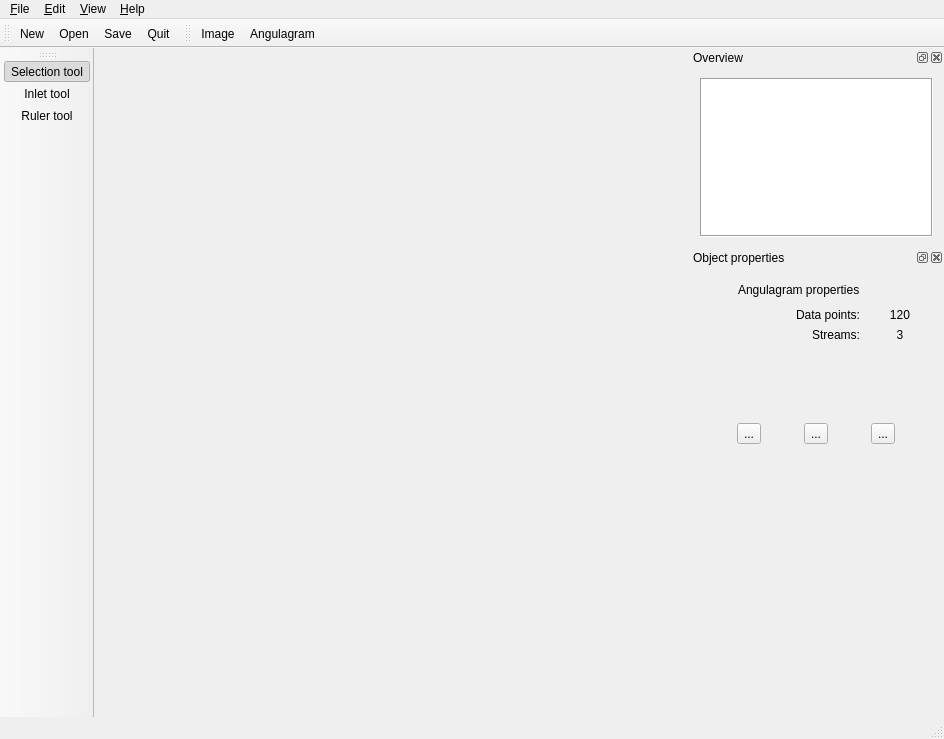
The window that topino/ui/mainwindow.ui (XXY1227/topino) describes before a commit, drawn with Qt 5.
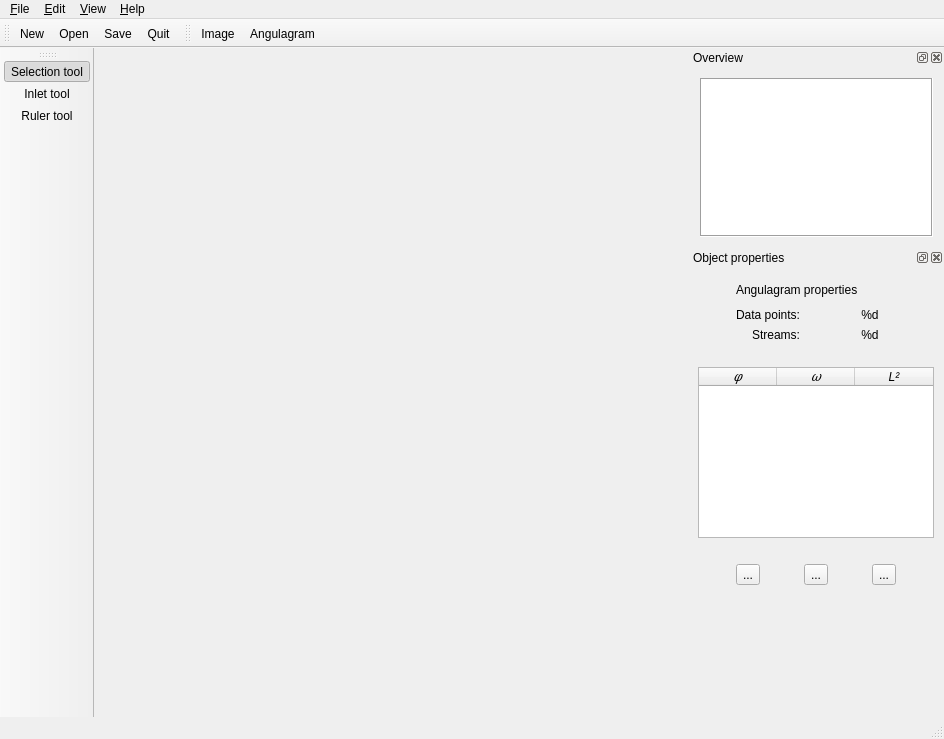
The same window after the commit. Icons and pictures are not drawn.

Commit message: Angulagram stream list added

```diff
--- a/topino/ui/mainwindow.ui
+++ b/topino/ui/mainwindow.ui
@@ -1369,14 +1369,10 @@
       </layout>
      </widget>
      <widget class="QWidget" name="angulagram">
-      <layout class="QGridLayout" name="gridLayout">
-       <item row="0" column="1">
-        <widget class="QLabel" name="label_17">
-         <property name="text">
-          <string>Angulagram properties</string>
-         </property>
-        </widget>
-       </item>
+      <layout class="QGridLayout" name="gridLayout" columnstretch="0,0,0,0">
+       <property name="leftMargin">
+        <number>9</number>
+       </property>
        <item row="0" column="0">
         <widget class="QLabel" name="label_15">
          <property name="minimumSize">
@@ -1405,39 +1401,17 @@
          </property>
         </widget>
        </item>
-       <item row="2" column="2">
-        <widget class="QLabel" name="propInletPos_3">
-         <property name="sizePolicy">
-          <sizepolicy hsizetype="Preferred" vsizetype="Preferred">
-           <horstretch>5</horstretch>
-           <verstretch>0</verstretch>
-          </sizepolicy>
-         </property>
+       <item row="2" column="1">
+        <widget class="QLabel" name="label_20">
          <property name="text">
-          <string>3</string>
+          <string>Streams:</string>
          </property>
          <property name="alignment">
-          <set>Qt::AlignCenter</set>
+          <set>Qt::AlignRight|Qt::AlignTrailing|Qt::AlignVCenter</set>
          </property>
         </widget>
        </item>
-       <item row="1" column="2">
-        <widget class="QLabel" name="propInletPos_2">
-         <property name="sizePolicy">
-          <sizepolicy hsizetype="Preferred" vsizetype="Preferred">
-           <horstretch>5</horstretch>
-           <verstretch>0</verstretch>
-          </sizepolicy>
-         </property>
-         <property name="text">
-          <string>120</string>
-         </property>
-         <property name="alignment">
-          <set>Qt::AlignCenter</set>
-         </property>
-        </widget>
-       </item>
-       <item row="3" column="0" colspan="3">
+       <item row="3" column="1" colspan="3">
         <spacer name="verticalSpacer_12">
          <property name="orientation">
           <enum>Qt::Vertical</enum>
@@ -1445,12 +1419,22 @@
          <property name="sizeHint" stdset="0">
           <size>
            <width>20</width>
-           <height>20</height>
+           <height>40</height>
           </size>
          </property>
         </spacer>
        </item>
-       <item row="4" column="0" colspan="3">
+       <item row="1" column="1">
+        <widget class="QLabel" name="label_18">
+         <property name="text">
+          <string>Data points:</string>
+         </property>
+         <property name="alignment">
+          <set>Qt::AlignRight|Qt::AlignTrailing|Qt::AlignVCenter</set>
+         </property>
+        </widget>
+       </item>
+       <item row="6" column="0" colspan="4">
         <layout class="QHBoxLayout" name="horizontalLayout_6" stretch="0,0,0">
          <item>
           <widget class="QToolButton" name="toolEvaluateAngulagram">
@@ -1523,51 +1507,150 @@
          </item>
         </layout>
        </item>
-       <item row="2" column="0" colspan="2">
-        <widget class="QLabel" name="label_20">
+       <item row="2" column="2" colspan="2">
+        <widget class="QLabel" name="propAnguStreams">
+         <property name="text">
+          <string>%d</string>
+         </property>
+         <property name="alignment">
+          <set>Qt::AlignCenter</set>
+         </property>
+        </widget>
+       </item>
+       <item row="1" column="2" colspan="2">
+        <widget class="QLabel" name="propAnguDataPoints">
+         <property name="text">
+          <string>%d</string>
+         </property>
+         <property name="alignment">
+          <set>Qt::AlignCenter</set>
+         </property>
+        </widget>
+       </item>
+       <item row="4" column="0" colspan="4">
+        <widget class="QTableWidget" name="tableAnguStreams">
          <property name="sizePolicy">
           <sizepolicy hsizetype="Preferred" vsizetype="Preferred">
-           <horstretch>1</horstretch>
+           <horstretch>0</horstretch>
            <verstretch>0</verstretch>
           </sizepolicy>
          </property>
+         <property name="editTriggers">
+          <set>QAbstractItemView::NoEditTriggers</set>
+         </property>
+         <property name="showDropIndicator" stdset="0">
+          <bool>false</bool>
+         </property>
+         <property name="alternatingRowColors">
+          <bool>false</bool>
+         </property>
+         <property name="selectionMode">
+          <enum>QAbstractItemView::NoSelection</enum>
+         </property>
+         <property name="selectionBehavior">
+          <enum>QAbstractItemView::SelectRows</enum>
+         </property>
+         <property name="iconSize">
+          <size>
+           <width>14</width>
+           <height>14</height>
+          </size>
+         </property>
+         <property name="wordWrap">
+          <bool>false</bool>
+         </property>
+         <property name="rowCount">
+          <number>0</number>
+         </property>
+         <property name="columnCount">
+          <number>3</number>
+         </property>
+         <attribute name="horizontalHeaderDefaultSectionSize">
+          <number>78</number>
+         </attribute>
+         <attribute name="horizontalHeaderMinimumSectionSize">
+          <number>78</number>
+         </attribute>
+         <attribute name="horizontalHeaderShowSortIndicator" stdset="0">
+          <bool>false</bool>
+         </attribute>
+         <attribute name="horizontalHeaderStretchLastSection">
+          <bool>false</bool>
+         </attribute>
+         <attribute name="verticalHeaderVisible">
+          <bool>false</bool>
+         </attribute>
+         <attribute name="verticalHeaderDefaultSectionSize">
+          <number>30</number>
+         </attribute>
+         <attribute name="verticalHeaderHighlightSections">
+          <bool>false</bool>
+         </attribute>
+         <column>
+          <property name="text">
+           <string>𝜑</string>
+          </property>
+          <property name="font">
+           <font>
+            <italic>true</italic>
+           </font>
+          </property>
+         </column>
+         <column>
+          <property name="text">
+           <string>𝜔</string>
+          </property>
+          <property name="font">
+           <font>
+            <italic>true</italic>
+           </font>
+          </property>
+         </column>
+         <column>
+          <property name="text">
+           <string>L²</string>
+          </property>
+          <property name="font">
+           <font>
+            <italic>true</italic>
+           </font>
+          </property>
+         </column>
+        </widget>
+       </item>
+       <item row="0" column="1" colspan="2">
+        <widget class="QLabel" name="label_17">
          <property name="text">
-          <string>Streams:</string>
-         </property>
-         <property name="alignment">
-          <set>Qt::AlignRight|Qt::AlignTrailing|Qt::AlignVCenter</set>
+          <string>Angulagram properties</string>
          </property>
         </widget>
        </item>
-       <item row="5" column="0" colspan="3">
+       <item row="5" column="0" colspan="4">
+        <spacer name="verticalSpacer">
+         <property name="orientation">
+          <enum>Qt::Vertical</enum>
+         </property>
+         <property name="sizeHint" stdset="0">
+          <size>
+           <width>20</width>
+           <height>40</height>
+          </size>
+         </property>
+        </spacer>
+       </item>
+       <item row="7" column="0" colspan="4">
         <spacer name="verticalSpacer_13">
          <property name="orientation">
           <enum>Qt::Vertical</enum>
          </property>
          <property name="sizeHint" stdset="0">
           <size>
-           <width>20</width>
-           <height>160</height>
+           <width>0</width>
+           <height>40</height>
           </size>
          </property>
         </spacer>
        </item>
-       <item row="1" column="0" colspan="2">
-        <widget class="QLabel" name="label_18">
-         <property name="sizePolicy">
-          <sizepolicy hsizetype="Preferred" vsizetype="Preferred">
-           <horstretch>1</horstretch>
-           <verstretch>0</verstretch>
-          </sizepolicy>
-         </property>
-         <property name="text">
-          <string>Data points:</string>
-         </property>
-         <property name="alignment">
-          <set>Qt::AlignRight|Qt::AlignTrailing|Qt::AlignVCenter</set>
-         </property>
-        </widget>
-       </item>
       </layout>
      </widget>
      <widget class="QWidget" name="multirulers">
```
Left out of the diff: 400 changed lines with no effect on the pictures. The commit also changes 4 other files.
